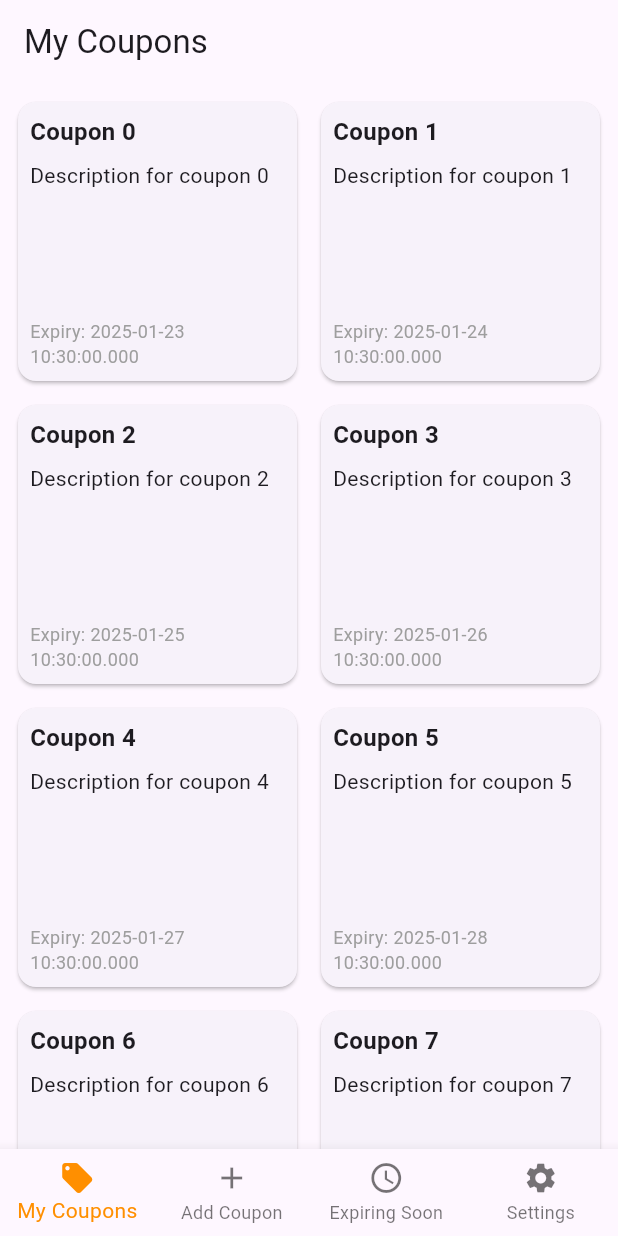
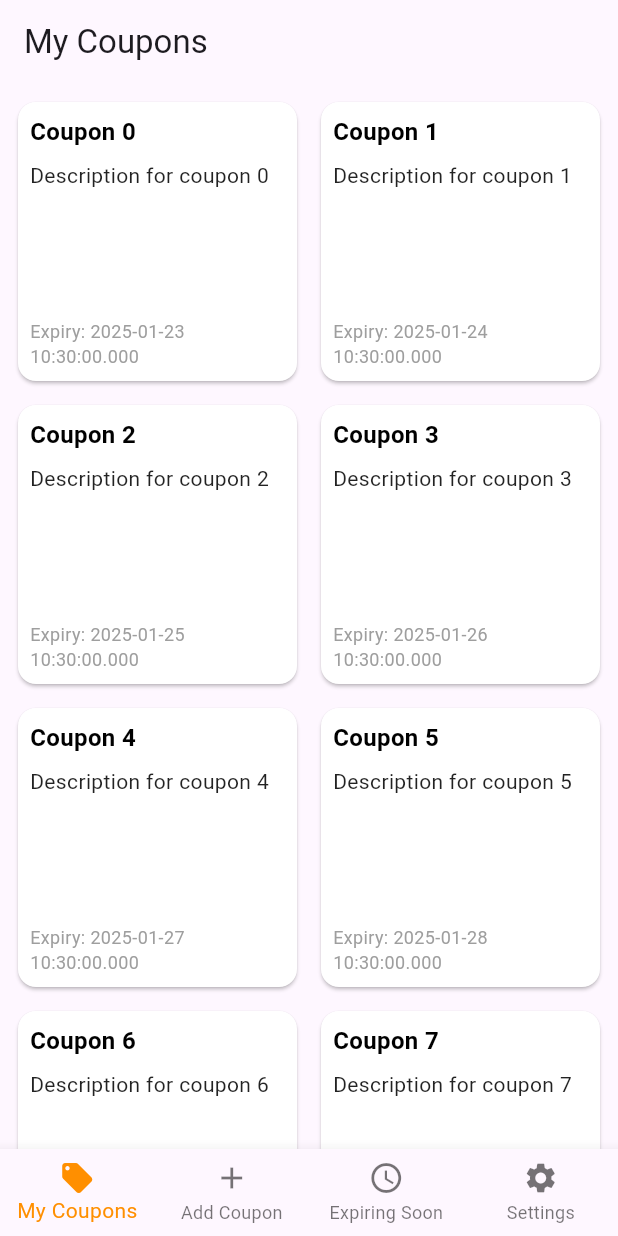
Before and after one commit to hyperbora/coupon-place, a Flutter app: the screen it shows after launch, on a phone screen of 412 x 824 dp. Run offline on Flutter 3.47's test engine with Material 3 defaults, Android fonts, the phone set to English and light mode, and no system bars; statements that could not run were skipped.

Commit message:
feat: 다크모드 지원

```diff
--- a/lib/main.dart
+++ b/lib/main.dart
@@ -24,7 +24,13 @@ class MyApp extends StatelessWidget {
       title: 'Flutter Demo',
       theme: ThemeData(
         primarySwatch: Colors.blue,
+        brightness: Brightness.light,
       ),
+      darkTheme: ThemeData(
+        primarySwatch: Colors.blue,
+        brightness: Brightness.dark,
+      ),
+      themeMode: ThemeMode.system,
       localizationsDelegates: const [
         AppLocalizations.delegate,
         GlobalMaterialLocalizations.delegate,
--- a/lib/widgets/coupon_grid.dart
+++ b/lib/widgets/coupon_grid.dart
@@ -11,6 +11,7 @@ class CouponGrid extends StatelessWidget {
   Widget build(BuildContext context) {
     final isLandscape =
         MediaQuery.of(context).orientation == Orientation.landscape;
+    final isDarkMode = Theme.of(context).brightness == Brightness.dark;
 
     final gridView = GridView.builder(
       padding: const EdgeInsets.all(8.0),
@@ -32,6 +33,7 @@ class CouponGrid extends StatelessWidget {
             );
           },
           child: Card(
+            color: isDarkMode ? Colors.grey[800] : Colors.white,
             child: Padding(
               padding: const EdgeInsets.all(8.0),
               child: Column(
@@ -39,17 +41,27 @@ class CouponGrid extends StatelessWidget {
                 children: [
                   Text(
                     coupon.title,
-                    style: TextStyle(fontSize: 16, fontWeight: FontWeight.bold),
+                    style: TextStyle(
+                      fontSize: 16,
+                      fontWeight: FontWeight.bold,
+                      color: isDarkMode ? Colors.white : Colors.black,
+                    ),
                   ),
                   SizedBox(height: 8),
                   Text(
                     coupon.description,
-                    style: TextStyle(fontSize: 14),
+                    style: TextStyle(
+                      fontSize: 14,
+                      color: isDarkMode ? Colors.white70 : Colors.black87,
+                    ),
                   ),
                   Spacer(),
                   Text(
                     'Expiry: ${coupon.expiryDate.toLocal()}',
-                    style: TextStyle(fontSize: 12, color: Colors.grey),
+                    style: TextStyle(
+                      fontSize: 12,
+                      color: isDarkMode ? Colors.white54 : Colors.grey,
+                    ),
                   ),
                 ],
               ),
```
